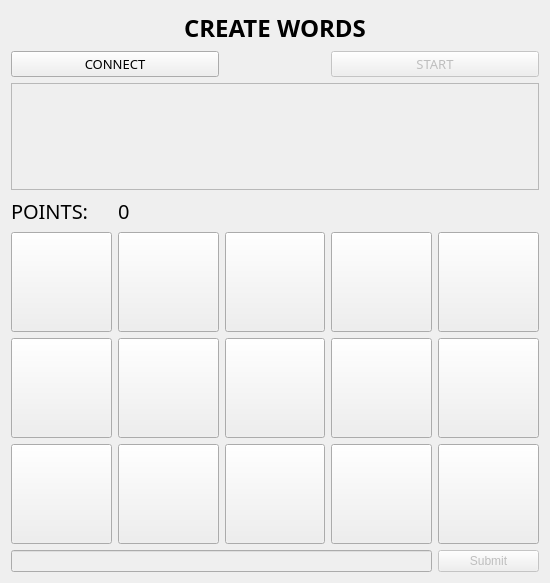
First picture: the form in Gra_slowa/Client/chatwindow.ui, repository michalinamanikowska/Gra-ukladanie_slow, before the edit.
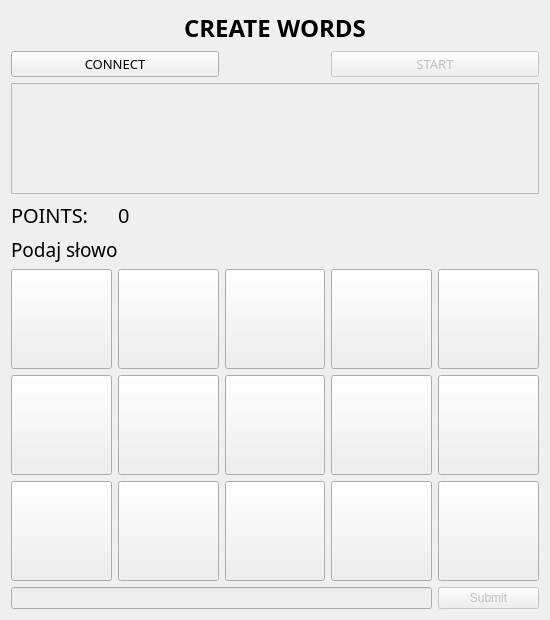
Second picture: the form after the edit.

The edit to the form file:
```diff
--- a/Gra_slowa/Client/chatwindow.ui
+++ b/Gra_slowa/Client/chatwindow.ui
@@ -7,15 +7,15 @@
     <x>0</x>
     <y>0</y>
     <width>550</width>
-    <height>583</height>
+    <height>620</height>
    </rect>
   </property>
   <property name="windowTitle">
    <string>Qt Simple Chat Client</string>
   </property>
   <layout class="QGridLayout" name="gridLayout">
-   <item row="5" column="1">
-    <widget class="QPushButton" name="pushButton_5">
+   <item row="9" column="0">
+    <widget class="QPushButton" name="pushButton_0">
      <property name="minimumSize">
       <size>
        <width>100</width>
@@ -35,7 +35,124 @@
      </property>
     </widget>
    </item>
-   <item row="8" column="4">
+   <item row="11" column="4">
+    <widget class="QPushButton" name="pushButton_1">
+     <property name="minimumSize">
+      <size>
+       <width>100</width>
+       <height>100</height>
+      </size>
+     </property>
+     <property name="font">
+      <font>
+       <family>Futura Md BT</family>
+       <pointsize>26</pointsize>
+       <weight>50</weight>
+       <bold>false</bold>
+      </font>
+     </property>
+     <property name="text">
+      <string/>
+     </property>
+    </widget>
+   </item>
+   <item row="5" column="0">
+    <widget class="QLabel" name="label">
+     <property name="minimumSize">
+      <size>
+       <width>0</width>
+       <height>30</height>
+      </size>
+     </property>
+     <property name="font">
+      <font>
+       <family>Futura Bk BT</family>
+       <pointsize>15</pointsize>
+      </font>
+     </property>
+     <property name="text">
+      <string>POINTS:</string>
+     </property>
+    </widget>
+   </item>
+   <item row="9" column="3">
+    <widget class="QPushButton" name="pushButton_3">
+     <property name="minimumSize">
+      <size>
+       <width>100</width>
+       <height>100</height>
+      </size>
+     </property>
+     <property name="font">
+      <font>
+       <family>Futura Md BT</family>
+       <pointsize>26</pointsize>
+      </font>
+     </property>
+     <property name="text">
+      <string/>
+     </property>
+    </widget>
+   </item>
+   <item row="11" column="2">
+    <widget class="QPushButton" name="pushButton_13">
+     <property name="minimumSize">
+      <size>
+       <width>100</width>
+       <height>100</height>
+      </size>
+     </property>
+     <property name="font">
+      <font>
+       <family>Futura Md BT</family>
+       <pointsize>26</pointsize>
+       <weight>50</weight>
+       <bold>false</bold>
+      </font>
+     </property>
+     <property name="text">
+      <string/>
+     </property>
+    </widget>
+   </item>
+   <item row="1" column="3" colspan="2">
+    <widget class="QPushButton" name="startButton">
+     <property name="enabled">
+      <bool>false</bool>
+     </property>
+     <property name="font">
+      <font>
+       <family>Futura Bk BT</family>
+       <pointsize>10</pointsize>
+      </font>
+     </property>
+     <property name="text">
+      <string>START</string>
+     </property>
+    </widget>
+   </item>
+   <item row="10" column="3">
+    <widget class="QPushButton" name="pushButton_9">
+     <property name="minimumSize">
+      <size>
+       <width>100</width>
+       <height>100</height>
+      </size>
+     </property>
+     <property name="font">
+      <font>
+       <family>Futura Md BT</family>
+       <pointsize>26</pointsize>
+       <weight>50</weight>
+       <bold>false</bold>
+      </font>
+     </property>
+     <property name="text">
+      <string/>
+     </property>
+    </widget>
+   </item>
+   <item row="12" column="4">
     <widget class="QPushButton" name="sendButton">
      <property name="enabled">
       <bool>false</bool>
@@ -48,6 +165,174 @@
      </property>
     </widget>
    </item>
+   <item row="11" column="3">
+    <widget class="QPushButton" name="pushButton_14">
+     <property name="minimumSize">
+      <size>
+       <width>100</width>
+       <height>100</height>
+      </size>
+     </property>
+     <property name="font">
+      <font>
+       <family>Futura Md BT</family>
+       <pointsize>26</pointsize>
+       <weight>50</weight>
+       <bold>false</bold>
+      </font>
+     </property>
+     <property name="text">
+      <string/>
+     </property>
+    </widget>
+   </item>
+   <item row="10" column="4">
+    <widget class="QPushButton" name="pushButton_10">
+     <property name="minimumSize">
+      <size>
+       <width>100</width>
+       <height>100</height>
+      </size>
+     </property>
+     <property name="font">
+      <font>
+       <family>Futura Md BT</family>
+       <pointsize>26</pointsize>
+       <weight>50</weight>
+       <bold>false</bold>
+      </font>
+     </property>
+     <property name="text">
+      <string/>
+     </property>
+    </widget>
+   </item>
+   <item row="2" column="0" colspan="5">
+    <widget class="QListView" name="chatView">
+     <property name="enabled">
+      <bool>false</bool>
+     </property>
+     <property name="editTriggers">
+      <set>QAbstractItemView::NoEditTriggers</set>
+     </property>
+    </widget>
+   </item>
+   <item row="11" column="1">
+    <widget class="QPushButton" name="pushButton_12">
+     <property name="minimumSize">
+      <size>
+       <width>100</width>
+       <height>100</height>
+      </size>
+     </property>
+     <property name="font">
+      <font>
+       <family>Futura Md BT</family>
+       <pointsize>26</pointsize>
+       <weight>50</weight>
+       <bold>false</bold>
+      </font>
+     </property>
+     <property name="text">
+      <string/>
+     </property>
+    </widget>
+   </item>
+   <item row="1" column="0" colspan="2">
+    <widget class="QPushButton" name="connectButton">
+     <property name="font">
+      <font>
+       <family>Futura Bk BT</family>
+       <pointsize>10</pointsize>
+      </font>
+     </property>
+     <property name="text">
+      <string>CONNECT</string>
+     </property>
+    </widget>
+   </item>
+   <item row="9" column="2">
+    <widget class="QPushButton" name="pushButton_4">
+     <property name="minimumSize">
+      <size>
+       <width>100</width>
+       <height>100</height>
+      </size>
+     </property>
+     <property name="font">
+      <font>
+       <family>Futura Md BT</family>
+       <pointsize>26</pointsize>
+       <weight>50</weight>
+       <bold>false</bold>
+      </font>
+     </property>
+     <property name="text">
+      <string/>
+     </property>
+    </widget>
+   </item>
+   <item row="11" column="0">
+    <widget class="QPushButton" name="pushButton_11">
+     <property name="minimumSize">
+      <size>
+       <width>100</width>
+       <height>100</height>
+      </size>
+     </property>
+     <property name="font">
+      <font>
+       <family>Futura Md BT</family>
+       <pointsize>26</pointsize>
+       <weight>50</weight>
+       <bold>false</bold>
+      </font>
+     </property>
+     <property name="text">
+      <string/>
+     </property>
+    </widget>
+   </item>
+   <item row="9" column="4">
+    <widget class="QPushButton" name="pushButton_2">
+     <property name="minimumSize">
+      <size>
+       <width>100</width>
+       <height>100</height>
+      </size>
+     </property>
+     <property name="font">
+      <font>
+       <family>Futura Md BT</family>
+       <pointsize>26</pointsize>
+      </font>
+     </property>
+     <property name="text">
+      <string/>
+     </property>
+    </widget>
+   </item>
+   <item row="10" column="0">
+    <widget class="QPushButton" name="pushButton_6">
+     <property name="minimumSize">
+      <size>
+       <width>100</width>
+       <height>100</height>
+      </size>
+     </property>
+     <property name="font">
+      <font>
+       <family>Futura Md BT</family>
+       <pointsize>26</pointsize>
+       <weight>50</weight>
+       <bold>false</bold>
+      </font>
+     </property>
+     <property name="text">
+      <string/>
+     </property>
+    </widget>
+   </item>
    <item row="0" column="1" colspan="3">
     <widget class="QLabel" name="label_4">
      <property name="font">
@@ -66,234 +351,14 @@
      </property>
     </widget>
    </item>
-   <item row="5" column="0">
-    <widget class="QPushButton" name="pushButton_0">
-     <property name="minimumSize">
-      <size>
-       <width>100</width>
-       <height>100</height>
-      </size>
-     </property>
-     <property name="font">
-      <font>
-       <family>Futura Md BT</family>
-       <pointsize>26</pointsize>
-       <weight>50</weight>
-       <bold>false</bold>
-      </font>
-     </property>
-     <property name="text">
-      <string/>
-     </property>
-    </widget>
-   </item>
-   <item row="6" column="4">
-    <widget class="QPushButton" name="pushButton_10">
-     <property name="minimumSize">
-      <size>
-       <width>100</width>
-       <height>100</height>
-      </size>
-     </property>
-     <property name="font">
-      <font>
-       <family>Futura Md BT</family>
-       <pointsize>26</pointsize>
-       <weight>50</weight>
-       <bold>false</bold>
-      </font>
-     </property>
-     <property name="text">
-      <string/>
-     </property>
-    </widget>
-   </item>
-   <item row="4" column="1">
-    <widget class="QLabel" name="label_2">
-     <property name="font">
-      <font>
-       <family>Futura Md BT</family>
-       <pointsize>15</pointsize>
-      </font>
-     </property>
-     <property name="text">
-      <string>0</string>
-     </property>
-    </widget>
-   </item>
-   <item row="7" column="2">
-    <widget class="QPushButton" name="pushButton_13">
-     <property name="minimumSize">
-      <size>
-       <width>100</width>
-       <height>100</height>
-      </size>
-     </property>
-     <property name="font">
-      <font>
-       <family>Futura Md BT</family>
-       <pointsize>26</pointsize>
-       <weight>50</weight>
-       <bold>false</bold>
-      </font>
-     </property>
-     <property name="text">
-      <string/>
-     </property>
-    </widget>
-   </item>
-   <item row="1" column="0" colspan="2">
-    <widget class="QPushButton" name="connectButton">
-     <property name="font">
-      <font>
-       <family>Futura Bk BT</family>
-       <pointsize>10</pointsize>
-      </font>
-     </property>
-     <property name="text">
-      <string>CONNECT</string>
-     </property>
-    </widget>
-   </item>
-   <item row="7" column="0">
-    <widget class="QPushButton" name="pushButton_11">
-     <property name="minimumSize">
-      <size>
-       <width>100</width>
-       <height>100</height>
-      </size>
-     </property>
-     <property name="font">
-      <font>
-       <family>Futura Md BT</family>
-       <pointsize>26</pointsize>
-       <weight>50</weight>
-       <bold>false</bold>
-      </font>
-     </property>
-     <property name="text">
-      <string/>
-     </property>
-    </widget>
-   </item>
-   <item row="7" column="4">
-    <widget class="QPushButton" name="pushButton_1">
-     <property name="minimumSize">
-      <size>
-       <width>100</width>
-       <height>100</height>
-      </size>
-     </property>
-     <property name="font">
-      <font>
-       <family>Futura Md BT</family>
-       <pointsize>26</pointsize>
-       <weight>50</weight>
-       <bold>false</bold>
-      </font>
-     </property>
-     <property name="text">
-      <string/>
-     </property>
-    </widget>
-   </item>
-   <item row="6" column="3">
-    <widget class="QPushButton" name="pushButton_9">
-     <property name="minimumSize">
-      <size>
-       <width>100</width>
-       <height>100</height>
-      </size>
-     </property>
-     <property name="font">
-      <font>
-       <family>Futura Md BT</family>
-       <pointsize>26</pointsize>
-       <weight>50</weight>
-       <bold>false</bold>
-      </font>
-     </property>
-     <property name="text">
-      <string/>
-     </property>
-    </widget>
-   </item>
-   <item row="7" column="3">
-    <widget class="QPushButton" name="pushButton_14">
-     <property name="minimumSize">
-      <size>
-       <width>100</width>
-       <height>100</height>
-      </size>
-     </property>
-     <property name="font">
-      <font>
-       <family>Futura Md BT</family>
-       <pointsize>26</pointsize>
-       <weight>50</weight>
-       <bold>false</bold>
-      </font>
-     </property>
-     <property name="text">
-      <string/>
-     </property>
-    </widget>
-   </item>
-   <item row="6" column="2">
-    <widget class="QPushButton" name="pushButton_8">
-     <property name="minimumSize">
-      <size>
-       <width>100</width>
-       <height>100</height>
-      </size>
-     </property>
-     <property name="font">
-      <font>
-       <family>Futura Md BT</family>
-       <pointsize>26</pointsize>
-       <weight>50</weight>
-       <bold>false</bold>
-      </font>
-     </property>
-     <property name="text">
-      <string/>
-     </property>
-    </widget>
-   </item>
-   <item row="4" column="3" colspan="2">
-    <widget class="QLabel" name="label_3">
-     <property name="enabled">
-      <bool>true</bool>
-     </property>
-     <property name="font">
-      <font>
-       <family>Futura Md BT</family>
-       <pointsize>12</pointsize>
-      </font>
-     </property>
-     <property name="text">
-      <string/>
-     </property>
-    </widget>
-   </item>
-   <item row="3" column="0" colspan="5">
-    <widget class="QListView" name="chatView">
-     <property name="enabled">
-      <bool>false</bool>
-     </property>
-     <property name="editTriggers">
-      <set>QAbstractItemView::NoEditTriggers</set>
-     </property>
-    </widget>
-   </item>
-   <item row="8" column="0" colspan="4">
+   <item row="12" column="0" colspan="4">
     <widget class="QLineEdit" name="messageEdit">
      <property name="enabled">
       <bool>false</bool>
      </property>
     </widget>
    </item>
-   <item row="6" column="1">
+   <item row="10" column="1">
     <widget class="QPushButton" name="pushButton_7">
      <property name="minimumSize">
       <size>
@@ -314,27 +379,42 @@
      </property>
     </widget>
    </item>
-   <item row="4" column="0">
-    <widget class="QLabel" name="label">
+   <item row="9" column="1">
+    <widget class="QPushButton" name="pushButton_5">
      <property name="minimumSize">
       <size>
-       <width>0</width>
-       <height>30</height>
+       <width>100</width>
+       <height>100</height>
       </size>
      </property>
      <property name="font">
       <font>
-       <family>Futura Bk BT</family>
+       <family>Futura Md BT</family>
+       <pointsize>26</pointsize>
+       <weight>50</weight>
+       <bold>false</bold>
+      </font>
+     </property>
+     <property name="text">
+      <string/>
+     </property>
+    </widget>
+   </item>
+   <item row="5" column="1">
+    <widget class="QLabel" name="points">
+     <property name="font">
+      <font>
+       <family>Futura Md BT</family>
        <pointsize>15</pointsize>
       </font>
      </property>
      <property name="text">
-      <string>POINTS:</string>
+      <string>0</string>
      </property>
     </widget>
    </item>
-   <item row="6" column="0">
-    <widget class="QPushButton" name="pushButton_6">
+   <item row="10" column="2">
+    <widget class="QPushButton" name="pushButton_8">
      <property name="minimumSize">
       <size>
        <width>100</width>
@@ -354,99 +434,22 @@
      </property>
     </widget>
    </item>
-   <item row="1" column="3" colspan="2">
-    <widget class="QPushButton" name="startButton">
-     <property name="enabled">
-      <bool>false</bool>
+   <item row="6" column="0" colspan="5">
+    <widget class="QLabel" name="result">
+     <property name="minimumSize">
+      <size>
+       <width>0</width>
+       <height>0</height>
+      </size>
      </property>
      <property name="font">
       <font>
        <family>Futura Bk BT</family>
-       <pointsize>10</pointsize>
+       <pointsize>14</pointsize>
       </font>
      </property>
      <property name="text">
-      <string>START</string>
-     </property>
-    </widget>
-   </item>
-   <item row="5" column="2">
-    <widget class="QPushButton" name="pushButton_4">
-     <property name="minimumSize">
-      <size>
-       <width>100</width>
-       <height>100</height>
-      </size>
-     </property>
-     <property name="font">
-      <font>
-       <family>Futura Md BT</family>
-       <pointsize>26</pointsize>
-       <weight>50</weight>
-       <bold>false</bold>
-      </font>
-     </property>
-     <property name="text">
-      <string/>
-     </property>
-    </widget>
-   </item>
-   <item row="5" column="3">
-    <widget class="QPushButton" name="pushButton_3">
-     <property name="minimumSize">
-      <size>
-       <width>100</width>
-       <height>100</height>
-      </size>
-     </property>
-     <property name="font">
-      <font>
-       <family>Futura Md BT</family>
-       <pointsize>26</pointsize>
-      </font>
-     </property>
-     <property name="text">
-      <string/>
-     </property>
-    </widget>
-   </item>
-   <item row="7" column="1">
-    <widget class="QPushButton" name="pushButton_12">
-     <property name="minimumSize">
-      <size>
-       <width>100</width>
-       <height>100</height>
-      </size>
-     </property>
-     <property name="font">
-      <font>
-       <family>Futura Md BT</family>
-       <pointsize>26</pointsize>
-       <weight>50</weight>
-       <bold>false</bold>
-      </font>
-     </property>
-     <property name="text">
-      <string/>
-     </property>
-    </widget>
-   </item>
-   <item row="5" column="4">
-    <widget class="QPushButton" name="pushButton_2">
-     <property name="minimumSize">
-      <size>
-       <width>100</width>
-       <height>100</height>
-      </size>
-     </property>
-     <property name="font">
-      <font>
-       <family>Futura Md BT</family>
-       <pointsize>26</pointsize>
-      </font>
-     </property>
-     <property name="text">
-      <string/>
+      <string>Podaj słowo</string>
      </property>
     </widget>
    </item>
```
Left out of the diff: 2 changed lines with no effect on the pictures.
